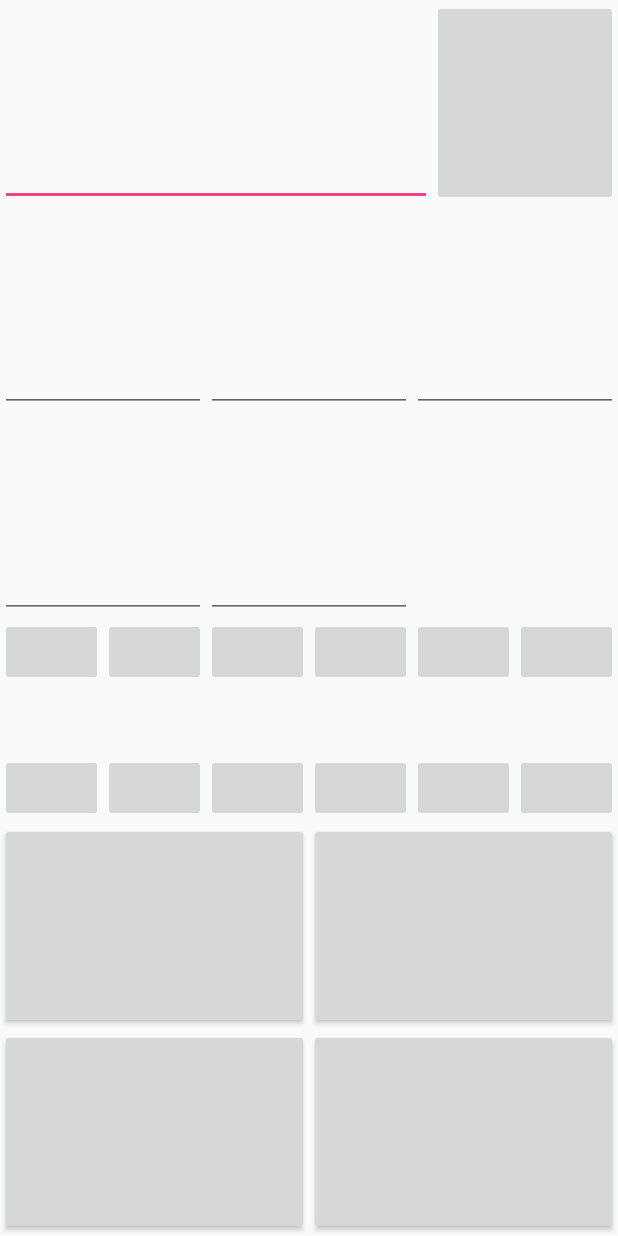
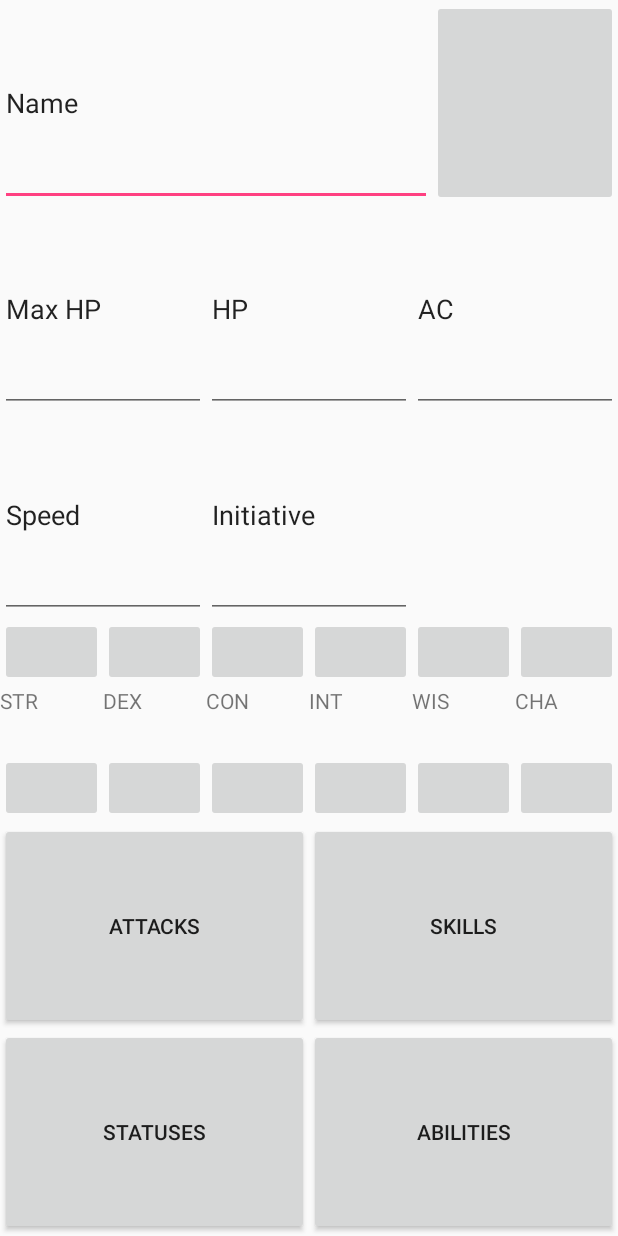
Before and after one commit to dylandcole/DnDBattleCompanion, an Android app: the layout activity_character_detail.xml on its own in the app's theme, with its tools: preview values and no code run, on a phone screen of 412 x 824 dp. Run offline under Robolectric (Android 15) with nearby library versions, the phone set to English and light mode, and no system bars.

```diff
--- a/app/src/main/AndroidManifest.xml
+++ b/app/src/main/AndroidManifest.xml
@@ -16,6 +16,7 @@
                 <category android:name="android.intent.category.LAUNCHER" />
             </intent-filter>
         </activity>
+        <activity android:name=".CampaignOptionActivity"></activity>
     </application>
 
 </manifest>
--- a/app/src/main/res/layout/activity_character_detail.xml
+++ b/app/src/main/res/layout/activity_character_detail.xml
@@ -1,5 +1,6 @@
 <?xml version="1.0" encoding="utf-8"?>
 <LinearLayout xmlns:android="http://schemas.android.com/apk/res/android"
+    xmlns:tools="http://schemas.android.com/tools"
     android:layout_width="match_parent"
     android:layout_height="match_parent"
     android:orientation="vertical" >
@@ -16,7 +17,8 @@
             <EditText
                 android:layout_width="0dp"
                 android:layout_height="match_parent"
-                android:layout_weight="0.7"/>
+                android:layout_weight="0.7"
+                tools:text="Name"/>
             <ImageButton
                 android:layout_width="0dp"
                 android:layout_height="match_parent"
@@ -30,15 +32,18 @@
             <EditText
                 android:layout_width="0dp"
                 android:layout_height="match_parent"
-                android:layout_weight="0.33"/>
+                android:layout_weight="0.33"
+                tools:text="Max HP"/>
             <EditText
                 android:layout_width="0dp"
                 android:layout_height="match_parent"
-                android:layout_weight="0.33"/>
+                android:layout_weight="0.33"
+                tools:text="HP"/>
             <EditText
                 android:layout_width="0dp"
                 android:layout_height="match_parent"
-                android:layout_weight="0.33"/>
+                android:layout_weight="0.33"
+                tools:text="AC"/>
         </LinearLayout>
 
         <LinearLayout
@@ -48,11 +53,13 @@
             <EditText
                 android:layout_width="0dp"
                 android:layout_height="match_parent"
-                android:layout_weight="0.33"/>
+                android:layout_weight="0.33"
+                tools:text="Speed"/>
             <EditText
                 android:layout_width="0dp"
                 android:layout_height="match_parent"
-                android:layout_weight="0.33"/>
+                android:layout_weight="0.33"
+                tools:text="Initiative"/>
             <LinearLayout
                 android:layout_width="0dp"
                 android:layout_height="match_parent"
@@ -84,7 +91,8 @@
                 <TextView
                     android:layout_width="match_parent"
                     android:layout_height="0dp"
-                    android:layout_weight="0.2"/>
+                    android:layout_weight="0.2"
+                    tools:text="STR"/>
                 <ImageButton
                     android:layout_width="match_parent"
                     android:layout_height="0dp"
@@ -103,7 +111,8 @@
                 <TextView
                     android:layout_width="match_parent"
                     android:layout_height="0dp"
-                    android:layout_weight="0.2"/>
+                    android:layout_weight="0.2"
+                    tools:text="DEX"/>
                 <ImageButton
                     android:layout_width="match_parent"
                     android:layout_height="0dp"
@@ -122,7 +131,8 @@
                 <TextView
                     android:layout_width="match_parent"
                     android:layout_height="0dp"
-                    android:layout_weight="0.2"/>
+                    android:layout_weight="0.2"
+                    tools:text="CON"/>
                 <ImageButton
                     android:layout_width="match_parent"
                     android:layout_height="0dp"
@@ -141,7 +151,8 @@
                 <TextView
                     android:layout_width="match_parent"
                     android:layout_height="0dp"
-                    android:layout_weight="0.2"/>
+                    android:layout_weight="0.2"
+                    tools:text="INT"/>
                 <ImageButton
                     android:layout_width="match_parent"
                     android:layout_height="0dp"
@@ -160,7 +171,8 @@
                 <TextView
                     android:layout_width="match_parent"
                     android:layout_height="0dp"
-                    android:layout_weight="0.2"/>
+                    android:layout_weight="0.2"
+                    tools:text="WIS"/>
                 <ImageButton
                     android:layout_width="match_parent"
                     android:layout_height="0dp"
@@ -179,7 +191,8 @@
                 <TextView
                     android:layout_width="match_parent"
                     android:layout_height="0dp"
-                    android:layout_weight="0.2"/>
+                    android:layout_weight="0.2"
+                    tools:text="CHA"/>
                 <ImageButton
                     android:layout_width="match_parent"
                     android:layout_height="0dp"
@@ -194,11 +207,13 @@
             <Button
                 android:layout_width="0dp"
                 android:layout_height="match_parent"
-                android:layout_weight="0.5"/>
+                android:layout_weight="0.5"
+                tools:text="Attacks"/>
             <Button
                 android:layout_width="0dp"
                 android:layout_height="match_parent"
-                android:layout_weight="0.5"/>
+                android:layout_weight="0.5"
+                tools:text="Skills"/>
         </LinearLayout>
 
         <LinearLayout
@@ -208,11 +223,13 @@
             <Button
                 android:layout_width="0dp"
                 android:layout_height="match_parent"
-                android:layout_weight="0.5"/>
+                android:layout_weight="0.5"
+                tools:text="Statuses"/>
             <Button
                 android:layout_width="0dp"
                 android:layout_height="match_parent"
-                android:layout_weight="0.5"/>
+                android:layout_weight="0.5"
+                tools:text="Abilities"/>
         </LinearLayout>
     </LinearLayout>
 
--- a/app/src/main/res/layout/fragment_simple_scroll_select.xml
+++ b/app/src/main/res/layout/fragment_simple_scroll_select.xml
@@ -1,12 +1,14 @@
 <?xml version="1.0" encoding="utf-8"?>
 <LinearLayout xmlns:android="http://schemas.android.com/apk/res/android"
+    xmlns:tools="http://schemas.android.com/tools"
     android:orientation="vertical" android:layout_width="match_parent"
     android:layout_height="wrap_content"
-    android:padding="50dp">
+    android:padding="25dp">
 
     <Button
+        android:id="@+id/campaign_select_button"
         android:layout_width="match_parent"
         android:layout_height="100dp"
         android:textSize="20dp"
-        android:text="Name" />
+        tools:text="Campaign/Battle  Name" />
 </LinearLayout>
```
Also changed, not shown: app/src/main/java/com/csci448/cyberform/dndbattlecompanion/Attack.java (+20 -0 lines), app/src/main/java/com/csci448/cyberform/dndbattlecompanion/Battle.java (+20 -1 lines), app/src/main/java/com/csci448/cyberform/dndbattlecompanion/Campaign.java (+24 -2 lines), app/src/main/java/com/csci448/cyberform/dndbattlecompanion/CampaignOptionActivity.java (added, +16 -0 lines), app/src/main/java/com/csci448/cyberform/dndbattlecompanion/CampaignScrollActivity.java (+27 -2 lines), app/src/main/java/com/csci448/cyberform/dndbattlecompanion/Combatant.java (+173 -2 lines), app/src/main/res/layout/activity_main.xml (deleted, +0 -18 lines).
